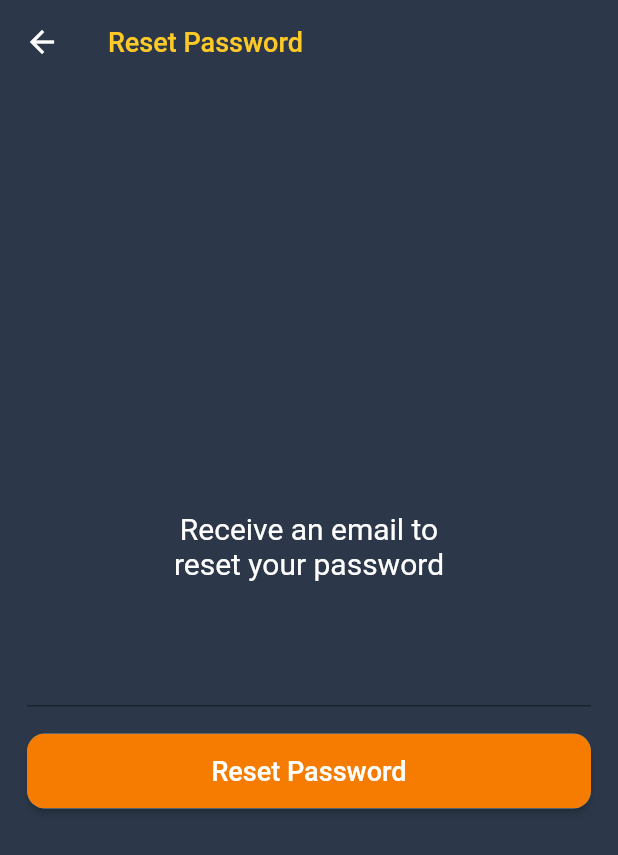
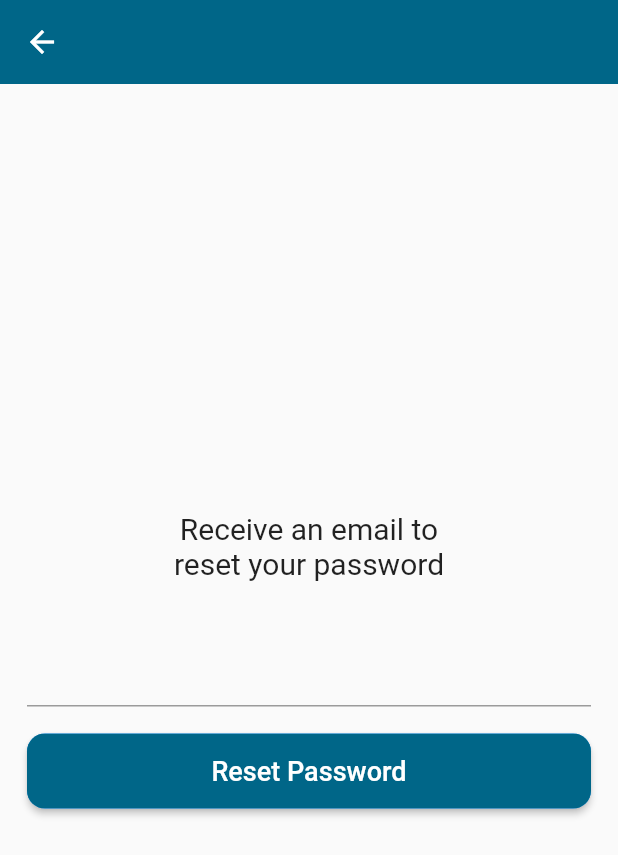
Before and after one commit to Mcd123651/flutter_template, a Flutter app: the screen it shows after launch, after a tap on "Forgot Password", on a phone screen of 412 x 824 dp. Shown: the top 855 px of the screen. Run offline on Flutter 3.47's test engine with Material 2 defaults, Android fonts, the phone set to English and light mode, and no system bars; our stand-ins replace cloud_firestore, firebase_auth, firebase_core, google_sign_in; accounts and stored records are empty; network calls fail.

Commit message:
removed cusomcolors and added themes

```diff
--- a/lib/main.dart
+++ b/lib/main.dart
@@ -1,5 +1,6 @@
 import 'package:firebase_core/firebase_core.dart';
 import 'package:flutter/material.dart';
+import 'package:flutter_template/res/app_theme.dart';
 import 'package:flutter_template/utils/authentication.dart';
 import 'package:flutter_template/wrapper.dart';
 import 'models/userModel.dart';
@@ -22,10 +23,16 @@ class MyApp extends StatelessWidget {
             initialData: null,
             value: AuthService().onAuthStateChanged,
           ),
+          ChangeNotifierProvider<AppTheme>(
+            // <-- Add this provider
+            create: (context) => AppTheme(),
+          ),
         ],
-      child: MaterialApp(
+        builder: (context, snapshot) {
+          return MaterialApp(
+            // launch wrapper.dart
             home: AuthWrapper(),
-      ),
           );
+        });
   }
 }
--- /dev/null
+++ b/lib/res/app_theme.dart
@@ -0,0 +1,28 @@
+// ignore_for_file: file_names
+
+import 'package:flutter/material.dart';
+import 'package:flutter_template/res/color_schemes.dart';
+
+/// AppTheme class: This class will manage the light and dark theme for the app.
+class AppTheme extends ChangeNotifier {
+  // Boolean flag to keep track if it's dark theme.
+  bool _isDarkTheme = false;
+
+  final ThemeData _lightTheme =
+      ThemeData(useMaterial3: true, colorScheme: lightColorScheme);
+
+  final ThemeData _darkTheme =
+      ThemeData(useMaterial3: true, colorScheme: darkColorScheme);
+
+  // Getter for the current theme
+  ThemeData get currentTheme => _isDarkTheme ? _darkTheme : _lightTheme;
+
+  // Getter to check if current theme is dark
+  bool get isDarkTheme => _isDarkTheme;
+
+  // Toggle the theme
+  void toggleTheme() {
+    _isDarkTheme = !_isDarkTheme;
+    notifyListeners(); // This will notify all the listening widgets to rebuild.
+  }
+}
--- /dev/null
+++ b/lib/res/color_schemes.dart
@@ -0,0 +1,70 @@
+// https://m3.material.io/theme-builder#/custom
+import 'package:flutter/material.dart';
+
+const lightColorScheme = ColorScheme(
+  brightness: Brightness.light,
+  primary: Color(0xFF006688),
+  onPrimary: Color(0xFFFFFFFF),
+  primaryContainer: Color(0xFFC2E8FF),
+  onPrimaryContainer: Color(0xFF001E2B),
+  secondary: Color(0xFF2D6B27),
+  onSecondary: Color(0xFFFFFFFF),
+  secondaryContainer: Color(0xFFAFF49F),
+  onSecondaryContainer: Color(0xFF002201),
+  tertiary: Color(0xFF006879),
+  onTertiary: Color(0xFFFFFFFF),
+  tertiaryContainer: Color(0xFFA9EDFF),
+  onTertiaryContainer: Color(0xFF001F26),
+  error: Color(0xFFBA1A1A),
+  errorContainer: Color(0xFFFFDAD6),
+  onError: Color(0xFFFFFFFF),
+  onErrorContainer: Color(0xFF410002),
+  background: Color(0xFFF8FDFF),
+  onBackground: Color(0xFF001F25),
+  surface: Color(0xFFF8FDFF),
+  onSurface: Color(0xFF001F25),
+  surfaceVariant: Color(0xFFDCE3E9),
+  onSurfaceVariant: Color(0xFF40484D),
+  outline: Color(0xFF71787D),
+  onInverseSurface: Color(0xFFD6F6FF),
+  inverseSurface: Color(0xFF00363F),
+  inversePrimary: Color(0xFF76D1FF),
+  shadow: Color(0xFF000000),
+  surfaceTint: Color(0xFF006688),
+  outlineVariant: Color(0xFFC0C7CD),
+  scrim: Color(0xFF000000),
+);
+
+const darkColorScheme = ColorScheme(
+  brightness: Brightness.dark,
+  primary: Color(0xFF76D1FF),
+  onPrimary: Color(0xFF003548),
+  primaryContainer: Color(0xFF004D67),
+  onPrimaryContainer: Color(0xFFC2E8FF),
+  secondary: Color(0xFF94D786),
+  onSecondary: Color(0xFF003A03),
+  secondaryContainer: Color(0xFF115211),
+  onSecondaryContainer: Color(0xFFAFF49F),
+  tertiary: Color(0xFF54D7F2),
+  onTertiary: Color(0xFF003640),
+  tertiaryContainer: Color(0xFF004E5B),
+  onTertiaryContainer: Color(0xFFA9EDFF),
+  error: Color(0xFFFFB4AB),
+  errorContainer: Color(0xFF93000A),
+  onError: Color(0xFF690005),
+  onErrorContainer: Color(0xFFFFDAD6),
+  background: Color(0xFF001F25),
+  onBackground: Color(0xFFA6EEFF),
+  surface: Color(0xFF001F25),
+  onSurface: Color(0xFFA6EEFF),
+  surfaceVariant: Color(0xFF40484D),
+  onSurfaceVariant: Color(0xFFC0C7CD),
+  outline: Color(0xFF8A9297),
+  onInverseSurface: Color(0xFF001F25),
+  inverseSurface: Color(0xFFA6EEFF),
+  inversePrimary: Color(0xFF006688),
+  shadow: Color(0xFF000000),
+  surfaceTint: Color(0xFF76D1FF),
+  outlineVariant: Color(0xFF40484D),
+  scrim: Color(0xFF000000),
+);
--- a/lib/res/custom_colors.dart
+++ /dev/null
@@ -1,35 +0,0 @@
-// This line instructs the Dart linter to ignore any warnings related to the use
-// of non-const constructors in the file. This can be useful when you're aware of
-// the linting rule but have chosen not to follow it for specific reasons.
-// ignore_for_file: prefer_const_constructors
-
-// Import the Flutter Material Design library. This provides access to the Color
-// class and many other UI-related functionalities.
-import 'package:flutter/material.dart';
-
-// Define a CustomColors class to act as a collection or palette of predefined
-// custom color constants. This centralizes and standardizes the color definitions
-// used throughout the application.
-class CustomColors {
-  // Define a static constant for a navy blue color.
-  // The 'static' keyword means that the variable belongs to the class itself
-  // and not to instances of the class. 'final' means its value is set once and
-  // cannot be changed.
-  static final Color firebaseNavy = Color(0xFF2C384A);
-
-  // Define a static constant for an orange color.
-  static final Color firebaseOrange = Color(0xFFF57C00);
-
-  // Define a static constant for an amber color.
-  static final Color firebaseAmber = Color(0xFFFFA000);
-
-  // Define a static constant for a yellow color.
-  static final Color firebaseYellow = Color(0xFFFFCA28);
-
-  // Define a static constant for a light grey color.
-  static final Color firebaseGrey = Color(0xFFECEFF1);
-
-  // Define a static constant for a blue color,
-  // often associated with Google's branding.
-  static final Color googleBackground = Color(0xFF4285F4);
-}
--- a/lib/utils/router.dart
+++ b/lib/router.dart
@@ -3,9 +3,11 @@
 // ignore_for_file: library_private_types_in_public_api, prefer_typing_uninitialized_variables
 
 import 'package:flutter/material.dart';
+import 'package:flutter_template/res/app_theme.dart';
 import 'package:flutter_template/screens/home_screen.dart';
 import 'package:flutter_template/screens/screen_2.dart';
 import 'package:flutter_template/screens/screen_3.dart';
+import 'package:provider/provider.dart';
 
 /// RouterScreen widget: The primary role of this widget is to manage and display
 /// different pages/screens based on the selected item from the bottom navigation bar.
@@ -36,6 +38,7 @@ class _MainScreenState extends State<RouterScreen> {
 
   @override
   Widget build(BuildContext context) {
+    final theme = Provider.of<AppTheme>(context);
     return Scaffold(
       // Common background color.
       backgroundColor: Colors.white,
@@ -57,6 +60,8 @@ class _MainScreenState extends State<RouterScreen> {
             _selectedIndex = index;
           });
         },
+        selectedItemColor: theme.currentTheme.colorScheme
+            .primary, // This line sets the selected item color to the theme's primary color.
       ),
 
       // Depending on the value of _selectedIndex, display the associated screen.
--- a/lib/screens/login/login_form.dart
+++ b/lib/screens/login/login_form.dart
@@ -2,11 +2,12 @@
 
 // Flutter package imports.
 import 'package:flutter/material.dart';
+import 'package:flutter_template/res/app_theme.dart';
 import 'package:flutter_template/screens/login/reset_password.dart';
 import 'package:flutter_template/utils/authentication.dart';
+import 'package:provider/provider.dart';
 
 // Relative imports.
-import '../../res/custom_colors.dart';
 import '../../widgets/google_sign_in_button.dart';
 import '../../widgets/textfield_email.dart';
 import '../../wrapper.dart';
@@ -47,24 +48,20 @@ class _LoginForm extends State<LoginForm> {
   }
 
   Widget _buildWelcomeText() {
+    final theme = Provider.of<AppTheme>(context);
     return Column(
       crossAxisAlignment: CrossAxisAlignment.start,
-      children: const [
+      children: [
         SizedBox(height: 100.0),
         Text(
           'Hello,',
-          style: TextStyle(
-              fontSize: 36.0, fontWeight: FontWeight.bold, color: Colors.white),
+          style: theme.currentTheme.textTheme.headlineMedium
+              ?.copyWith(fontWeight: FontWeight.bold),
         ),
         SizedBox(height: 18.0),
         Text(
           'This is a FireAuth flutter application template',
-          style: TextStyle(
-            fontSize: 16.0,
-            fontWeight: FontWeight.normal,
-            color: Colors.white,
-            letterSpacing: 0.3,
-          ),
+          style: theme.currentTheme.textTheme.headlineMedium,
         ),
         SizedBox(height: 50.0),
       ],
@@ -82,27 +79,21 @@ class _LoginForm extends State<LoginForm> {
   }
 
   Widget _buildPasswordInput() {
+    final theme = Provider.of<AppTheme>(context);
     return Column(
       crossAxisAlignment: CrossAxisAlignment.start,
       children: [
         TextField(
           controller: passwordController,
           obscureText: _visibility,
-          style: const TextStyle(color: Colors.white),
           decoration: InputDecoration(
-            labelStyle: const TextStyle(color: Colors.white70),
-            floatingLabelStyle: const TextStyle(color: Colors.white70),
             border: const OutlineInputBorder(),
-            enabledBorder: const OutlineInputBorder(
-              borderSide: BorderSide(color: Colors.white70),
-            ),
-            focusedBorder: const OutlineInputBorder(
-              borderSide: BorderSide(color: Colors.white70),
-            ),
+            enabledBorder: const OutlineInputBorder(),
+            focusedBorder: const OutlineInputBorder(),
+            focusColor: theme.currentTheme.colorScheme.primary,
             labelText: 'Password',
             prefixIcon: const Icon(
               Icons.password,
-              color: Colors.white70,
             ),
             suffixIcon: IconButton(
               onPressed: () => setState(() {
@@ -110,7 +101,7 @@ class _LoginForm extends State<LoginForm> {
               }),
               icon: Icon(
                 _visibility ? Icons.visibility_off : Icons.visibility,
-                color: Colors.white70,
+                color: theme.currentTheme.colorScheme.primary,
               ),
             ),
           ),
@@ -121,6 +112,7 @@ class _LoginForm extends State<LoginForm> {
   }
 
   Widget _buildLoginButton() {
+    final theme = Provider.of<AppTheme>(context);
     return Row(
       children: [
         Expanded(
@@ -143,16 +135,19 @@ class _LoginForm extends State<LoginForm> {
                       borderRadius: BorderRadius.circular(12.0))),
               child: Ink(
                 decoration: BoxDecoration(
-                    color: CustomColors.firebaseOrange,
+                    color: theme.currentTheme.colorScheme.primary,
                     borderRadius: BorderRadius.circular(12.0)),
                 child: Container(
                   height: 50.0,
                   alignment: Alignment.center,
-                  child: const Padding(
+                  child: Padding(
                     padding: EdgeInsets.symmetric(vertical: 12.0),
                     child: Text(
                       'Login',
-                      style: TextStyle(fontSize: 18.0),
+                      style: TextStyle(
+                        fontSize: 18.0,
+                        color: theme.currentTheme.colorScheme.onPrimary,
+                      ),
                     ),
                   ),
                 ),
@@ -178,6 +173,7 @@ class _LoginForm extends State<LoginForm> {
   }
 
   Widget _buildForgotPasswordOption() {
+    final theme = Provider.of<AppTheme>(context);
     return Padding(
       padding: EdgeInsets.only(top: 50),
       child: Row(
@@ -190,12 +186,12 @@ class _LoginForm extends State<LoginForm> {
                   MaterialPageRoute(
                       builder: (context) => const ResetPassword()));
             },
-            child: const Text(
+            child: Text(
               'Forgot Password',
               style: TextStyle(
-                  color: Colors.white,
                   fontWeight: FontWeight.bold,
-                  fontSize: 16.0),
+                  fontSize: 16.0,
+                  color: theme.currentTheme.colorScheme.primary),
             ),
           ),
         ],
@@ -204,6 +200,7 @@ class _LoginForm extends State<LoginForm> {
   }
 
   Widget _buildSignUpOption() {
+    final theme = Provider.of<AppTheme>(context);
     return GestureDetector(
       onTap: () => Navigator.push(context,
           MaterialPageRoute(builder: (context) => const SignUpScreen())),
@@ -212,14 +209,15 @@ class _LoginForm extends State<LoginForm> {
         mainAxisAlignment: MainAxisAlignment.center,
         children: [
           RichText(
-            text: const TextSpan(
+            text: TextSpan(
               text: 'Don\'t have an account, yet? ',
-              style: TextStyle(color: Colors.white70, fontSize: 16.0),
+              style: theme.currentTheme.textTheme.headlineMedium,
               children: <TextSpan>[
                 TextSpan(
                     text: 'Sign Up',
                     style: TextStyle(
-                        color: Colors.white, fontWeight: FontWeight.bold)),
+                        fontWeight: FontWeight.bold,
+                        color: theme.currentTheme.colorScheme.primary)),
               ],
             ),
           )
--- a/lib/screens/login/login_screen.dart
+++ b/lib/screens/login/login_screen.dart
@@ -1,8 +1,9 @@
 // Package imports.
 import 'package:flutter/material.dart';
+import 'package:flutter_template/res/app_theme.dart';
 
 // Relative imports.
-import 'package:flutter_template/res/custom_colors.dart';
+import 'package:provider/provider.dart';
 import 'login_form.dart';
 
 class LoginScreen extends StatelessWidget {
@@ -20,13 +21,14 @@ class LoginScreen extends StatelessWidget {
 
   @override
   Widget build(BuildContext context) {
+    final theme = Provider.of<AppTheme>(context);
     return Scaffold(
       // Avoids resizing the screen when keyboard appears.
       resizeToAvoidBottomInset: false,
 
       body: Container(
         decoration: BoxDecoration(
-          color: CustomColors.firebaseNavy,
+          color: theme.currentTheme.colorScheme.background,
         ),
         child: Stack(
           children: [
@@ -35,7 +37,6 @@ class LoginScreen extends StatelessWidget {
               top: iconTopPosition,
               child: Icon(
                 Icons.lock_outline,
-                color: Colors.white12,
                 size: iconSize,
               ),
             ),
--- a/lib/screens/login/reset_password.dart
+++ b/lib/screens/login/reset_password.dart
@@ -1,35 +1,29 @@
-// Flutter package imports.
 import 'package:flutter/material.dart';
+import 'package:provider/provider.dart';
+import 'package:flutter_template/res/app_theme.dart';
+import 'package:flutter_template/utils/authentication.dart';
 
-// Relative imports.
-import 'package:flutter_template/utils/authentication.dart';
-import '../../res/custom_colors.dart';
-import '../../utils/show_message_helper.dart';
+import '../../widgets/show_message_helper.dart';
 import '../../widgets/app_bar_title.dart';
 import '../../widgets/custom_button.dart';
 
 class ResetPassword extends StatelessWidget {
-  // Constructor with an optional key.
-  const ResetPassword({Key? key}) : super(key: key);
-
-  bool _isValidEmail(String email) {
-    return email.isNotEmpty && email.contains('@');
-  }
+  const ResetPassword({
+    Key? key,
+  }) : super(key: key);
 
   @override
   Widget build(BuildContext context) {
+    final theme = Provider.of<AppTheme>(context);
     final TextEditingController emailController = TextEditingController();
-
     return Scaffold(
       appBar: AppBar(
         elevation: 0,
-        backgroundColor: CustomColors.firebaseNavy,
+        backgroundColor: theme.currentTheme.colorScheme.primary,
         title: AppBarTitle(title: 'Reset Password'),
       ),
       body: Container(
-        decoration: BoxDecoration(
-          color: CustomColors.firebaseNavy,
-        ),
+        decoration: const BoxDecoration(),
         child: Padding(
           padding: const EdgeInsets.symmetric(horizontal: 18.0),
           child: Column(
@@ -38,7 +32,6 @@ class ResetPassword extends StatelessWidget {
               const Text(
                 'Receive an email to\nreset your password',
                 style: TextStyle(
-                  color: Colors.white,
                   fontSize: 20.0,
                 ),
                 textAlign: TextAlign.center,
@@ -49,15 +42,20 @@ class ResetPassword extends StatelessWidget {
               CustomButton(
                   text: 'Reset Password',
                   onPressed: () {
-                  if (!_isValidEmail(emailController.text)) {
+                    if (emailController.text.isEmpty) {
                       ShowMessageHelper.showMessage(
-                        context: context, text: 'Enter a valid email');
+                          context: context, text: 'Enter a valide email');
+                      return;
+                    } else if (!emailController.text.contains('@')) {
+                      ShowMessageHelper.showMessage(
+                          context: context, text: 'Enter a valide email');
                       return;
                     }
-                  AuthService().resetPassword(email: emailController.text);
+                    AuthService().resetPassword(
+                      email: emailController.text,
+                    );
                     Navigator.pop(context);
-                },
-              )
+                  })
             ],
           ),
         ),
--- a/lib/widgets/app_bar_title.dart
+++ b/lib/widgets/app_bar_title.dart
@@ -3,8 +3,8 @@
 
 // Required Flutter package for material design widgets
 import 'package:flutter/material.dart';
-// Importing custom color resources
-import 'package:flutter_template/res/custom_colors.dart';
+import 'package:provider/provider.dart';
+import 'package:flutter_template/res/app_theme.dart';
 
 // This widget is designed to represent the title within an AppBar.
 class AppBarTitle extends StatelessWidget {
@@ -17,6 +17,7 @@ class AppBarTitle extends StatelessWidget {
 
   @override
   Widget build(BuildContext context) {
+    final theme = Provider.of<AppTheme>(context);
     return Row(
       crossAxisAlignment:
           CrossAxisAlignment.start, // Aligning children to the start vertically
@@ -26,8 +27,8 @@ class AppBarTitle extends StatelessWidget {
         Text(
           title, // Setting the title text
           style: TextStyle(
-            color: CustomColors
-                .firebaseYellow, // Using a custom yellow color for the title
+            color: theme.currentTheme
+                .primaryColor, // Using a custom yellow color for the title
             fontSize: 18, // Setting font size
           ),
         ),
--- a/lib/widgets/custom_button.dart
+++ b/lib/widgets/custom_button.dart
@@ -1,8 +1,9 @@
 // Required Flutter package for material design widgets.
 import 'package:flutter/material.dart';
+import 'package:flutter_template/res/app_theme.dart';
+import 'package:provider/provider.dart';
 
 // Importing custom color resources.
-import '../res/custom_colors.dart';
 
 // This widget provides a customizable button with a specific style.
 class CustomButton extends StatelessWidget {
@@ -18,6 +19,7 @@ class CustomButton extends StatelessWidget {
 
   @override
   Widget build(BuildContext context) {
+    final theme = Provider.of<AppTheme>(context);
     return Row(
       children: [
         // Using the 'Expanded' widget to ensure the button takes the full width available within its parent.
@@ -34,8 +36,8 @@ class CustomButton extends StatelessWidget {
               child: Ink(
                 // Applying a custom decoration to the button.
                 decoration: BoxDecoration(
-                    color: CustomColors
-                        .firebaseOrange, // Setting the button's color.
+                    color: theme.currentTheme
+                        .primaryColor, // Setting the button's color.
                     borderRadius: BorderRadius.circular(
                         12.0)), // Applying rounded edges to the decoration.
                 child: Container(
--- a/lib/widgets/google_sign_in_button.dart
+++ b/lib/widgets/google_sign_in_button.dart
@@ -4,8 +4,6 @@
 // ignore_for_file: use_key_in_widget_constructors, library_private_types_in_public_api, prefer_const_constructors, use_build_context_synchronously, prefer_const_literals_to_create_immutables, no_leading_underscores_for_local_identifiers
 
 import 'package:flutter/material.dart';
-
-// Importing the authentication utilities.
 import 'package:flutter_template/utils/authentication.dart';
 
 // Importing the AuthWrapper, which seems to serve as a root widget that determines if the user is authenticated.
--- a/lib/widgets/textfield_email.dart
+++ b/lib/widgets/textfield_email.dart
@@ -1,48 +1,33 @@
 import 'package:flutter/material.dart';
+import 'package:provider/provider.dart';
+import 'package:flutter_template/res/app_theme.dart'; // Assuming the AppTheme class is in this directory.
 
-// A stateless widget that represents a styled TextField specifically for entering an email address.
 class TextFieldEmail extends StatelessWidget {
-  // Constructor for the TextFieldEmail widget.
-  // It requires a TextEditingController to manage the input value of the TextField.
   const TextFieldEmail({
     Key? key,
     required TextEditingController emailController,
-  })  : _emailController =
-            emailController, // Initializing the private _emailController variable with the provided emailController.
-        super(key: key); // Calling the parent constructor (superclass).
+  })  : _emailController = emailController,
+        super(key: key);
 
-  // Private variable to store the TextEditingController, which manages the input value of the TextField.
   final TextEditingController _emailController;
 
   @override
   Widget build(BuildContext context) {
-    // Returning a styled TextField widget.
+    final theme = Provider.of<AppTheme>(context);
+
     return TextField(
-      controller: _emailController, // Assigning the controller.
-      style: const TextStyle(
-          color: Colors.white), // Setting the text color to white.
-      decoration: const InputDecoration(
-        labelStyle:
-            TextStyle(color: Colors.white70), // Style for the floating label.
-        floatingLabelStyle: TextStyle(
-            color: Colors
-                .white70), // Style when the label is floating above the TextField.
-        border:
-            OutlineInputBorder(), // Setting the border style of the TextField.
-        enabledBorder: OutlineInputBorder(
-          // Border style when the TextField is enabled.
-          borderSide: BorderSide(color: Colors.white70),
-        ),
-        focusedBorder: OutlineInputBorder(
-          // Border style when the TextField is in focus.
-          borderSide: BorderSide(color: Colors.white70),
-        ),
-        labelText:
-            'Email', // Label text that appears above the TextField when it's in focus or has content.
-        prefixIcon: Icon(
-          // Icon displayed at the beginning of the TextField.
+      controller: _emailController,
+      style: theme.currentTheme.textTheme.headlineMedium,
+      decoration: InputDecoration(
+        labelStyle: theme.currentTheme.textTheme.headlineMedium,
+        floatingLabelStyle: theme.currentTheme.textTheme.headlineMedium,
+        border: const OutlineInputBorder(),
+        enabledBorder: const OutlineInputBorder(),
+        focusedBorder: const OutlineInputBorder(),
+        focusColor: theme.currentTheme.colorScheme.primary,
+        labelText: 'Email',
+        prefixIcon: const Icon(
           Icons.email,
-          color: Colors.white70,
         ),
       ),
     );
--- a/lib/wrapper.dart
+++ b/lib/wrapper.dart
@@ -1,7 +1,9 @@
+// ignore_for_file: avoid_print
+
 import 'package:flutter/material.dart';
 import 'package:flutter_template/screens/login/login_screen.dart';
 import 'package:flutter_template/utils/db.dart';
-import 'package:flutter_template/utils/router.dart';
+import 'package:flutter_template/router.dart';
 import 'package:provider/provider.dart';
 import 'models/userModel.dart';
 
@@ -20,6 +22,7 @@ class AuthWrapper extends StatelessWidget {
   Widget build(BuildContext context) {
     // Fetch the current authentication state using the Provider
     final authUser = Provider.of<AuthUser?>(context);
+    print('AuthUser is: ${authUser != null ? 'present' : 'null'}');
 
     // If the user is not authenticated, display the login screen.
     if (authUser == null) {
@@ -30,6 +33,8 @@ class AuthWrapper extends StatelessWidget {
       return FutureBuilder<AppUser?>(
         future: _dbService.createUserAndFetch(authUser),
         builder: (context, snapshot) {
+          print('Database fetch connection state: ${snapshot.connectionState}');
+
           // If the future operation is complete
           if (snapshot.connectionState == ConnectionState.done) {
             // If there's an error, display the error screen
```
Also changed, not shown: lib/screens/home_screen.dart (+15 -8 lines), lib/screens/screen_2.dart (+4 -3 lines), lib/screens/screen_3.dart (+15 -24 lines), lib/screens/signup/sign_up_form.dart (+14 -41 lines), lib/screens/signup/sign_up_screen.dart (+4 -3 lines), lib/widgets/theme_toggle_button.dart (added, +21 -0 lines), lib/widgets/show_message_helper.dart (renamed from lib/utils/show_message_helper.dart). Lines whose indentation alone changed are shown as unchanged.
